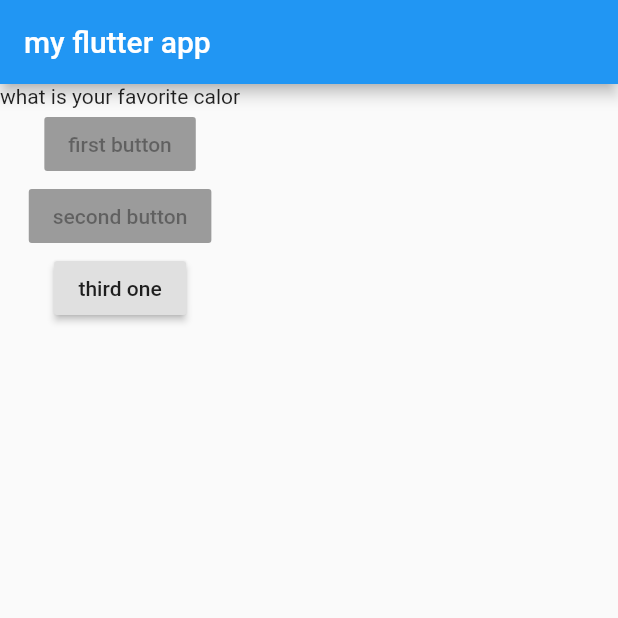
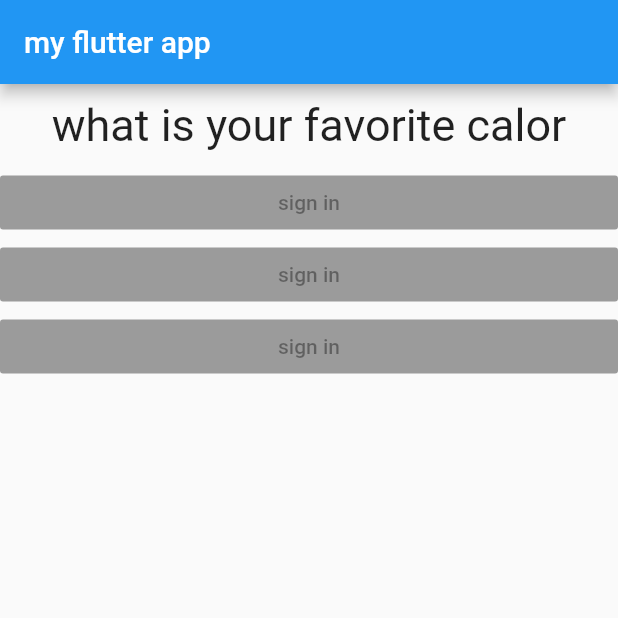
Before and after one commit to AMELkhdfjd/first-Flutter-App, a Flutter app: the screen it shows after launch, on a phone screen of 412 x 824 dp, the top half of it. Run offline on Flutter 3.47's test engine with Material 2 defaults, Android fonts, the phone set to English and light mode, and no system bars.

Commit message:
adding the answer file

```diff
--- a/lib/Question.dart
+++ b/lib/Question.dart
@@ -1,15 +1,24 @@
-// ignore_for_file: use_key_in_widget_constructors, must_be_immutable, prefer_const_constructors, file_names
+// ignore_for_file: use_key_in_widget_constructors, must_be_immutable, prefer_const_constructors, file_names, prefer_const_constructors_in_immutables
 
 import 'package:flutter/material.dart';
 
 
 class Question extends StatelessWidget {
 
-  String questiontext;
+  final String questiontext;
   Question(this.questiontext);
 
   @override
   Widget build(BuildContext context) {
-    return Text(questiontext);
+    return Container(
+      width : double.infinity,
+      margin: EdgeInsets.all( 10),
+      child :Text(
+      questiontext ,
+      style : TextStyle(fontSize: 30),
+    textAlign: TextAlign.center,
+    )
+    );
 }
+
 }
--- /dev/null
+++ b/lib/answer.dart
@@ -0,0 +1,23 @@
+// ignore_for_file: sized_box_for_whitespace, prefer_const_constructors, deprecated_member_use
+
+import 'package:flutter/material.dart';
+
+class Answer extends StatelessWidget {
+  const Answer({ Key? key }) : super(key: key);
+
+  @override
+  Widget build(BuildContext context) {
+    return  Container(
+      width: double.infinity,
+
+      child : RaisedButton(
+        color : Colors.blue,
+        child: Text( "sign in"),
+        onPressed:null,
+        ),
+
+        );
+
+
+  }
+}
--- a/lib/main.dart
+++ b/lib/main.dart
@@ -2,6 +2,7 @@
 
 import 'package:flutter/material.dart';
 import './Question.dart';
+import './answer.dart';
 
 void main() => runApp( MyApp());
 
@@ -46,19 +47,10 @@ class _MyAppState extends State<MyApp>{
               Question(
                 questions[_questionindex],
               ),
-              RaisedButton(onPressed: null,
-              child : Text("first button"),
-              ),
-              RaisedButton(onPressed: null,
-              child : Text("second button"),
-              ),
+            Answer(),
+            Answer(),
+            Answer(),
 
-
-              RaisedButton(
-                onPressed : (){
-                  _answer();
-              },
-              child : Text("third one"),),
 
 
             ]
```
